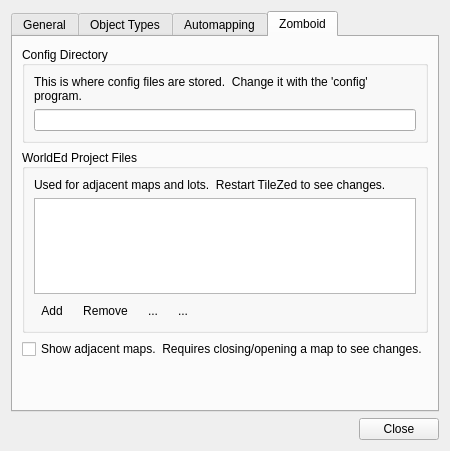
Before: the Qt Designer form src/tiled/preferencesdialog.ui in timbaker/tiled, drawn with Qt 5.
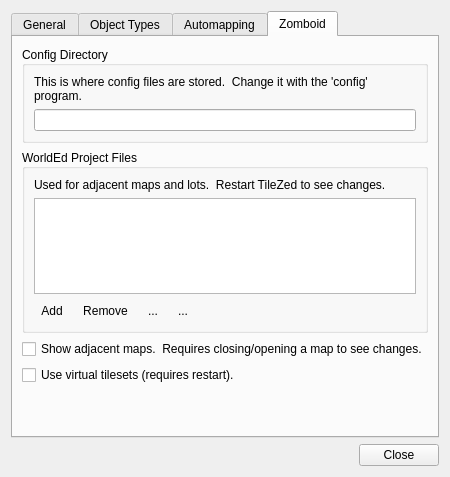
After: the same form once the commit is applied. The open tabs and pages were chosen to show the change. Icons and pictures are not drawn. Custom widgets are drawn as their Qt base class.

Commit message:
Added "Use virtual tilesets" option.
Defaults to off.  Changing it takes effect after restarting.

Patch:
```diff
--- a/src/tiled/preferencesdialog.ui
+++ b/src/tiled/preferencesdialog.ui
@@ -7,7 +7,7 @@
     <x>0</x>
     <y>0</y>
     <width>462</width>
-    <height>394</height>
+    <height>393</height>
    </rect>
   </property>
   <property name="windowTitle">
@@ -547,6 +547,13 @@
          </property>
         </widget>
        </item>
+       <item>
+        <widget class="QCheckBox" name="useVirtualTilesets">
+         <property name="text">
+          <string>Use virtual tilesets (requires restart).</string>
+         </property>
+        </widget>
+       </item>
        <item>
         <spacer name="verticalSpacer_2">
          <property name="orientation">
```
Left out of the diff: 2 changed lines with no effect on the pictures. The commit also changes 8 other files.
